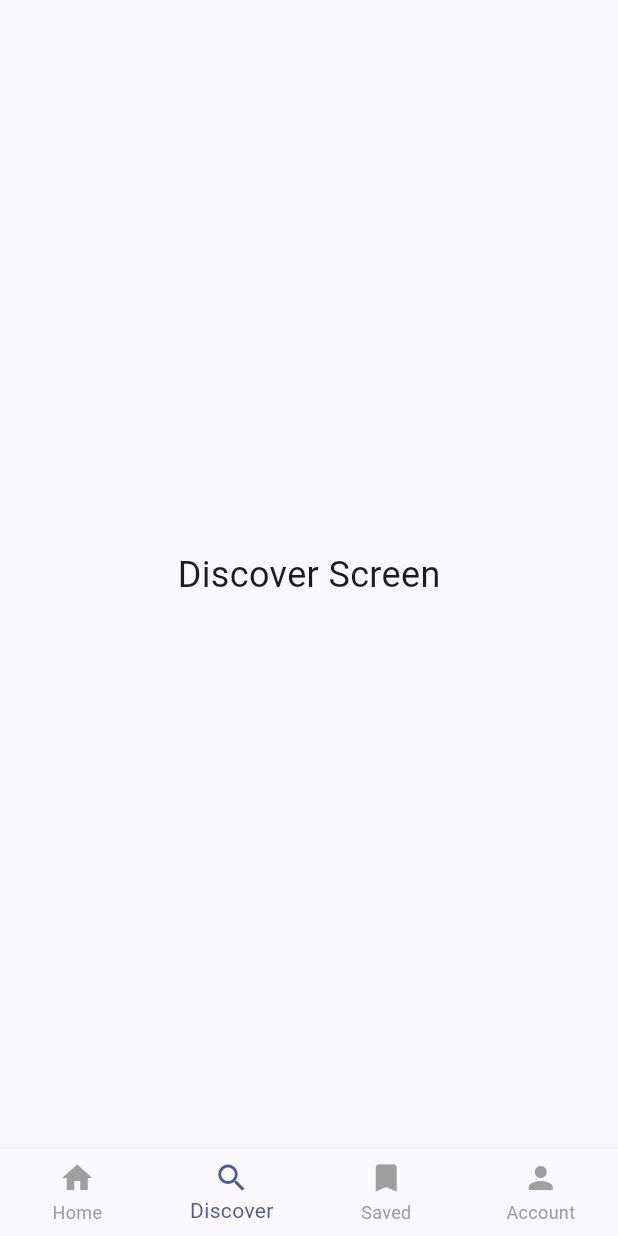
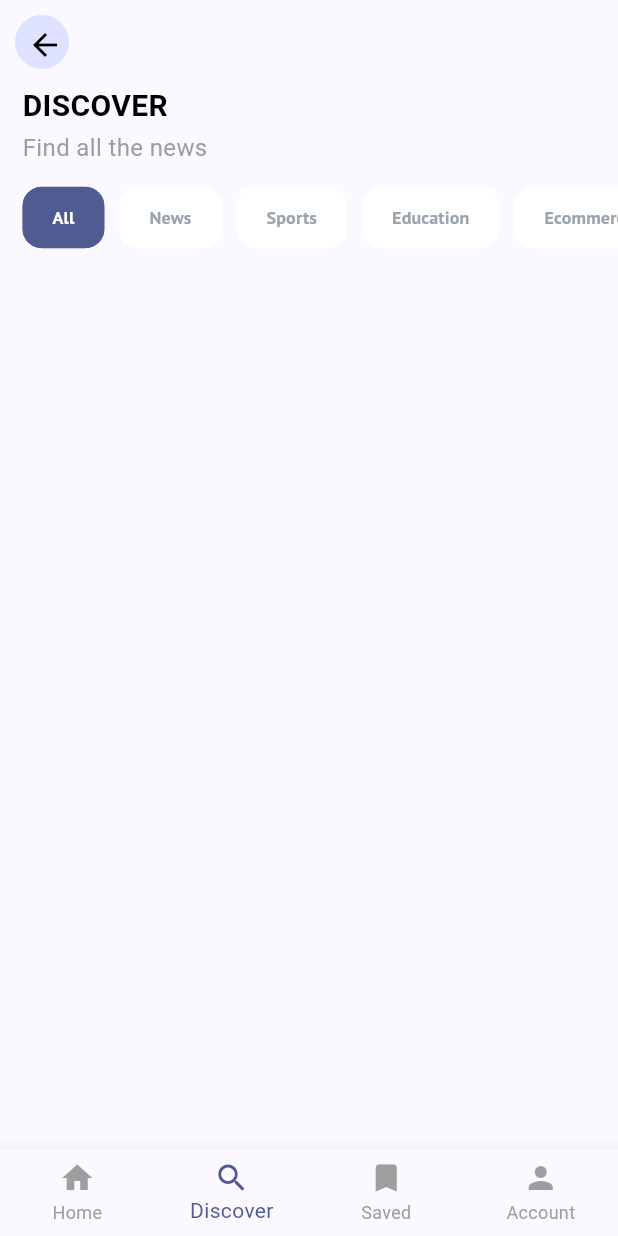
Before and after one commit to SyedaliFathima1830/newsapp, a Flutter app: the BottomNavigationLayout screen opened directly, item 2 of the bottom bar chosen, on a phone screen of 412 x 824 dp. Run offline on Flutter 3.47's test engine with Material 3 defaults, Android fonts, the phone set to English and light mode, and no system bars; our stand-ins replace dio, google_fonts, smooth_page_indicator; network calls fail.

Commit message:
discover page inprogress

```diff
--- a/lib/bottom_navigation_layout.dart
+++ b/lib/bottom_navigation_layout.dart
@@ -1,4 +1,5 @@
 import 'package:flutter/material.dart';
+import 'package:my_new_project/screens/discover_page.dart';
 import 'package:my_new_project/screens/home_page.dart';
 
 class BottomNavigationLayout extends StatefulWidget {
@@ -14,7 +15,7 @@ class _BottomNavigationLayoutState extends State<BottomNavigationLayout> {
   // Screens for each tab
   final List<Widget> _screens = [
     const HomePage(),
-    const DiscoverScreen(),
+    DiscoverScreen(),
     const SavedScreen(),
     const AccountScreen(),
   ];
@@ -47,16 +48,6 @@ class _BottomNavigationLayoutState extends State<BottomNavigationLayout> {
   }
 }
 
-class DiscoverScreen extends StatelessWidget {
-  const DiscoverScreen({super.key});
-
-  @override
-  Widget build(BuildContext context) {
-    return const Center(
-        child: Text("Discover Screen", style: TextStyle(fontSize: 24)));
-  }
-}
-
 class SavedScreen extends StatelessWidget {
   const SavedScreen({super.key});
 
--- /dev/null
+++ b/lib/screens/discover_page.dart
@@ -0,0 +1,148 @@
+import 'package:flutter/material.dart';
+import 'package:google_fonts/google_fonts.dart';
+
+class DiscoverScreen extends StatefulWidget {
+  @override
+  _DiscoverScreenState createState() => _DiscoverScreenState();
+}
+
+class _DiscoverScreenState extends State<DiscoverScreen>
+    with SingleTickerProviderStateMixin {
+  int selectedIndex = 0;
+  late TabController _tabController;
+
+  List<String> categories = [
+    "All",
+    "News",
+    "Sports",
+    "Education",
+    "Ecommerce",
+    "Technology",
+    "Health",
+    "Entertainment"
+  ];
+
+  @override
+  void initState() {
+    super.initState();
+    _tabController = TabController(length: categories.length, vsync: this);
+    _tabController.addListener(() {
+      setState(() {});
+    });
+  }
+
+  void _removeCurrentTab() {
+    if (categories.length > 1) {
+      setState(() {
+        categories.removeAt(_tabController.index);
+        _tabController.dispose();
+        _tabController = TabController(length: categories.length, vsync: this);
+        _tabController.addListener(() {
+          setState(() {});
+        });
+      });
+    }
+  }
+
+  @override
+  void dispose() {
+    _tabController.dispose();
+    super.dispose();
+  }
+
+  @override
+  Widget build(BuildContext context) {
+    final themeColor = Theme.of(context).colorScheme.primary;
+    return Scaffold(
+      appBar: AppBar(
+        elevation: 0,
+        leading: Padding(
+          padding: const EdgeInsets.all(10.0),
+          child: CircleAvatar(
+            child: IconButton(
+              icon: Icon(Icons.arrow_back, color: Colors.black),
+              onPressed: () => Navigator.pop(context),
+            ),
+          ),
+        ),
+      ),
+      body: Column(
+        mainAxisAlignment: MainAxisAlignment.start,
+        crossAxisAlignment: CrossAxisAlignment.start,
+        children: [
+          const Padding(
+            padding: EdgeInsets.only(left: 15.0),
+            child: Text("DISCOVER",
+                style: TextStyle(
+                    fontSize: 20,
+                    fontWeight: FontWeight.bold,
+                    color: Colors.black)),
+          ),
+          const SizedBox(height: 2),
+          const Padding(
+            padding: EdgeInsets.only(left: 15.0),
+            child: Text("Find all the news",
+                style: TextStyle(fontSize: 16, color: Colors.grey)),
+          ),
+          Padding(
+            padding: const EdgeInsets.only(left: 10.0),
+            child: SizedBox(
+              height: 70,
+              child: ListView.builder(
+                scrollDirection: Axis.horizontal,
+                itemCount: categories.length,
+                itemBuilder: (context, index) {
+                  return Padding(
+                    padding: const EdgeInsets.symmetric(horizontal: 5.0),
+                    child: FilterChip(
+                      label: Padding(
+                        padding: const EdgeInsets.all(3.0),
+                        child: Text(categories[index]),
+                      ),
+                      selected: selectedIndex == index,
+                      selectedColor: themeColor,
+                      backgroundColor: Colors.white,
+                      showCheckmark: false,
+                      shape: RoundedRectangleBorder(
+                        borderRadius: BorderRadius.circular(13),
+                        side: BorderSide(
+                          color: selectedIndex == index
+                              ? themeColor
+                              : Colors.white,
+                        ),
+                      ),
+                      labelStyle: GoogleFonts.ptSans(
+                        textStyle: TextStyle(
+                          fontSize: 12,
+                          fontWeight: FontWeight.w700,
+                          color: selectedIndex == index
+                              ? Colors.white
+                              : const Color(0xff9CA4AB),
+                        ),
+                      ),
+                      onSelected: (bool selected) {
+                        setState(() {
+                          selectedIndex = index;
+                          _tabController.index = index;
+                        });
+                      },
+                    ),
+                  );
+                },
+              ),
+            ),
+          ),
+        ],
+      ),
+    );
+  }
+
+  Widget _buildTabContent(String category) {
+    return Center(
+      child: Text(
+        "$category Content",
+        style: TextStyle(fontSize: 20, fontWeight: FontWeight.w500),
+      ),
+    );
+  }
+}
--- a/lib/screens/getstarted_page.dart
+++ b/lib/screens/getstarted_page.dart
@@ -20,7 +20,7 @@ class _GetstartedPageState extends State<GetstartedPage> {
         mainAxisAlignment: MainAxisAlignment.center,
         crossAxisAlignment: CrossAxisAlignment.center,
         children: [
-          SizedBox(height: screenHeight, child: CarouselWithDots()),
+          SizedBox(height: screenHeight, child: const CarouselWithDots()),
           Padding(
             padding: const EdgeInsets.only(top: 20.0, bottom: 20),
             child: OutlinedButton(
@@ -28,7 +28,7 @@ class _GetstartedPageState extends State<GetstartedPage> {
                   Navigator.push(
                       context,
                       MaterialPageRoute(
-                          builder: (context) => BottomNavigationLayout()));
+                          builder: (context) => const BottomNavigationLayout()));
                 },
                 style: OutlinedButton.styleFrom(
                     backgroundColor: themeColor,
```
